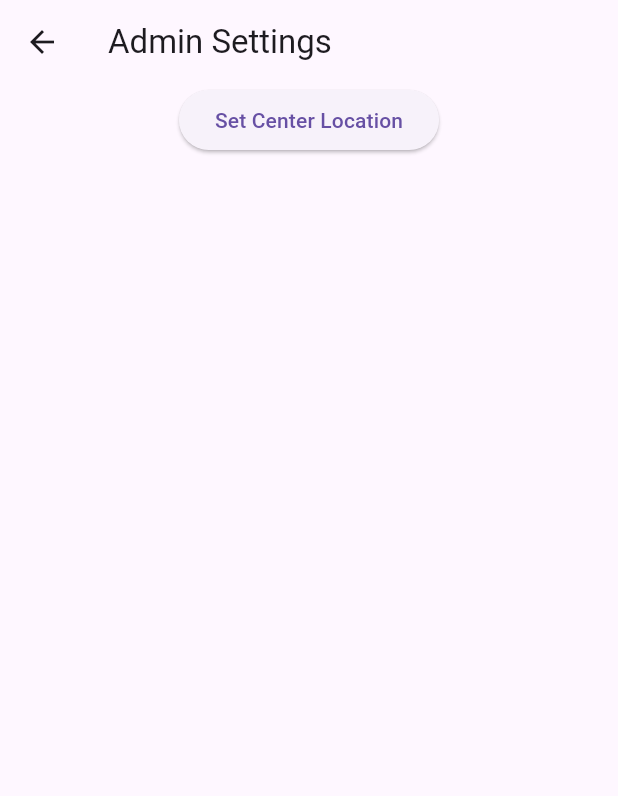
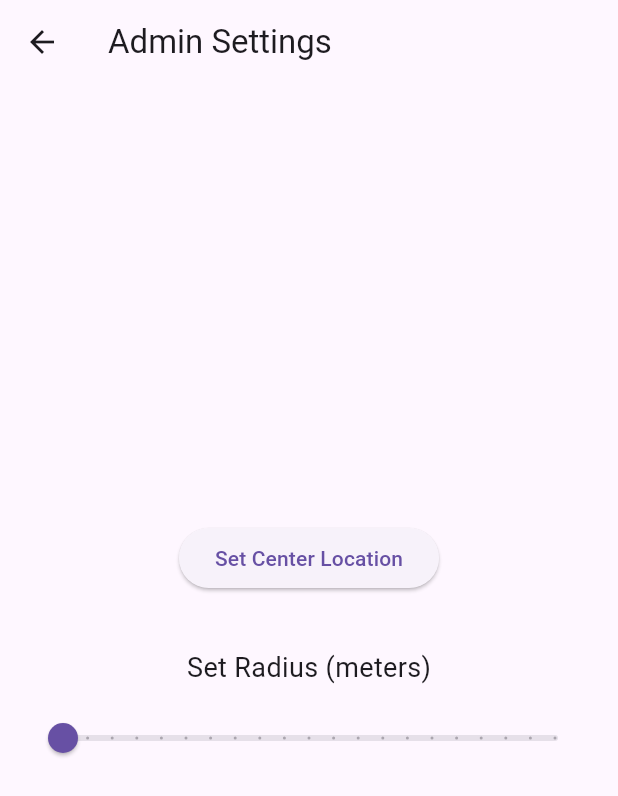
Before and after one commit to TerraBean/attendance_app, a Flutter app: the AdminSettings screen opened directly, on a phone screen of 412 x 824 dp. Shown: the top 796 px of the screen. Run offline on Flutter 3.47's test engine with Material 3 defaults, Android fonts, the phone set to English and light mode, and no system bars; our stand-ins replace cloud_firestore, firebase_auth, firebase_core, geolocator; accounts and stored records are empty; statements that could not run were skipped.

Commit message:
- refactor admin dashboard, settings, and services to use FirestoreService - add RadiusSettings widget - update clock in/out logic and time entry retrieval.

```diff
--- a/lib/screens/admin/admin_settings.dart
+++ b/lib/screens/admin/admin_settings.dart
@@ -1,4 +1,5 @@
 import 'package:attendance_app/services/location_services.dart';
+import 'package:attendance_app/widgets/radius_settings.dart';
 import 'package:flutter/material.dart';
 import 'package:provider/provider.dart';
 
@@ -11,10 +12,13 @@ class AdminSettings extends StatelessWidget {
       appBar: AppBar(
         title: const Text('Admin Settings'),
       ),
-      body: Column(
-        children: [
-          Center(
-            child: ElevatedButton(
+      body: Center(
+        child: Column(
+        mainAxisAlignment: MainAxisAlignment.center,
+        crossAxisAlignment: CrossAxisAlignment.center,
+
+          children: [
+            ElevatedButton(
               onPressed: () {
                 // Get the LocationService instance from the provider
                 final locationService =
@@ -25,8 +29,10 @@ class AdminSettings extends StatelessWidget {
               },
               child: const Text('Set Center Location'),
             ),
-          ),
-        ],
+            const SizedBox(height: 20),
+            RadiusSettings(),
+          ],
+        ),
       ),
     );
   }
--- a/lib/screens/home_screen.dart
+++ b/lib/screens/home_screen.dart
@@ -3,6 +3,7 @@ import 'package:attendance_app/screens/settings_screen.dart';
 import 'package:attendance_app/services/location_services.dart';
 import 'package:attendance_app/widgets/center_location_display.dart';
 import 'package:attendance_app/widgets/clock_in_button.dart';
+import 'package:attendance_app/widgets/clock_out_button.dart';
 import 'package:attendance_app/widgets/location_display.dart';
 import 'package:attendance_app/widgets/logout_confirmation.dart';
 import 'package:flutter/material.dart';
@@ -99,6 +100,8 @@ class _HomeScreenState extends State<HomeScreen> {
             LocationDisplay(),
             CenterLocationDisplay(),
             ClockInButton(),
+            SizedBox(height: 20),
+            ClockOutButton(),
           ],
         ),
       ),
--- a/lib/services/location_services.dart
+++ b/lib/services/location_services.dart
@@ -67,6 +67,9 @@ class LocationService extends ChangeNotifier {
 
     final radiusService = Provider.of<RadiusService>(context, listen: false);
     final radius = radiusService.radius;
+
+    // Check if radius is not null before comparing
+    if (radius != null) {
       double distance = Geolocator.distanceBetween(
         _centerLocation!.latitude,
         _centerLocation!.longitude,
@@ -75,7 +78,11 @@ class LocationService extends ChangeNotifier {
       );
 
       return distance <= radius;
+    } else {
+      return false; // Or handle the case where radius is null
     }
+  }
+
 
   @override
   void dispose() {
--- a/lib/services/radius_service.dart
+++ b/lib/services/radius_service.dart
@@ -1,12 +1,30 @@
 import 'package:flutter/material.dart';
+import 'package:attendance_app/services/firebase_services.dart'; // Import FirebaseService
 
 class RadiusService extends ChangeNotifier {
-  double _radius = 100.0; // default radius in meters
+  double? _radius; // Make radius nullable
+  final FirestoreService _firestoreService = FirestoreService(); // Initialize FirebaseService
 
-  double get radius => _radius;
+  double? get radius => _radius; // Return nullable radius
 
-  void setRadius(double radius) {
-    _radius = radius;
+  // Initialize radius from Firestore on creation
+  RadiusService() {
+    _initializeRadiusFromFirestore();
+  }
+
+  Future<void> _initializeRadiusFromFirestore() async {
+    // Retrieve radius from Firestore
+    double? radius = await _firestoreService.getRadius();
+    if (radius != null) {
+      _radius = radius;
+      notifyListeners();
+    }
+  }
+
+  // Update radius in Firestore
+  Future<void> setRadius(double radius) async {
+    await _firestoreService.updateRadius(radius);
+    _radius = radius; // Update local radius
     notifyListeners();
   }
 }
--- /dev/null
+++ b/lib/widgets/radius_settings.dart
@@ -0,0 +1,44 @@
+import 'package:attendance_app/services/radius_service.dart';
+import 'package:flutter/material.dart';
+import 'package:provider/provider.dart';
+
+class RadiusSettings extends StatefulWidget {
+  const RadiusSettings({
+    super.key,
+  });
+
+  @override
+  State<RadiusSettings> createState() => _RadiusSettingsState();
+}
+
+class _RadiusSettingsState extends State<RadiusSettings> {
+  @override
+  Widget build(BuildContext context) {
+    return Padding(
+      padding: const EdgeInsets.all(16.0),
+      child: Column(
+        children: [
+          Text(
+            'Set Radius (meters)',
+            style: TextStyle(fontSize: 18),
+          ),
+          SizedBox(height: 10),
+          Consumer<RadiusService>(
+            builder: (context, radiusService, child) {
+              return Slider(
+                value: radiusService.radius ?? 5.0, // Use default value if null
+                min: 5,
+                max: 100,
+                divisions: 20,
+                label: (radiusService.radius ?? 5.0).round().toString(), // Use default value if null
+                onChanged: (double value) {
+                  radiusService.setRadius(value);
+                },
+              );
+            },
+          ),
+        ],
+      ),
+    );
+  }
+}
```
Also changed, not shown: lib/screens/admin/admin_dashboard.dart (+7 -10 lines), lib/screens/settings_screen.dart (+2 -27 lines), lib/services/firebase_services.dart (+135 -31 lines), lib/widgets/clock_out_button.dart (added, +59 -0 lines). Lines whose indentation alone changed are shown as unchanged.
